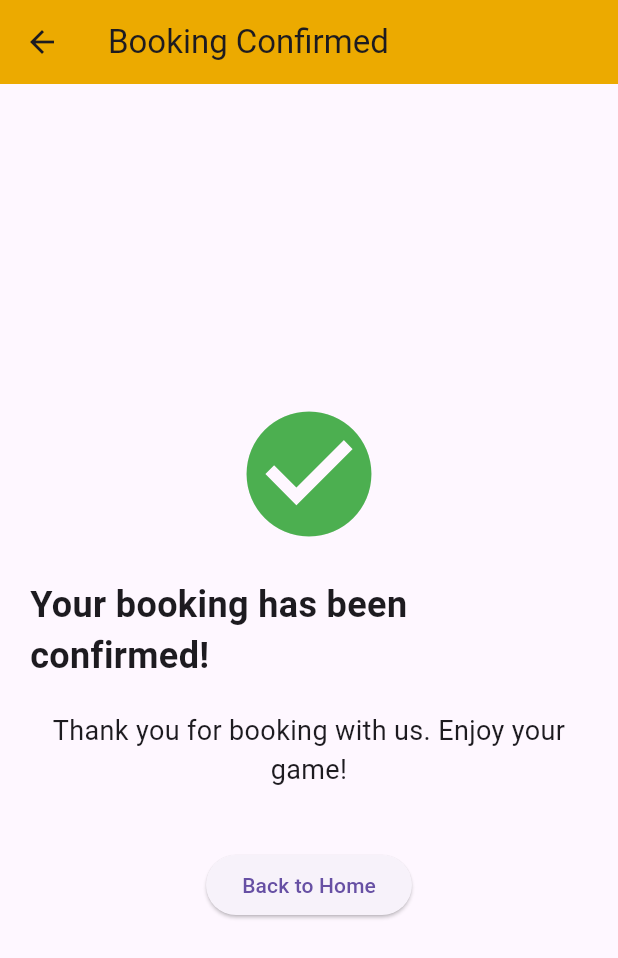
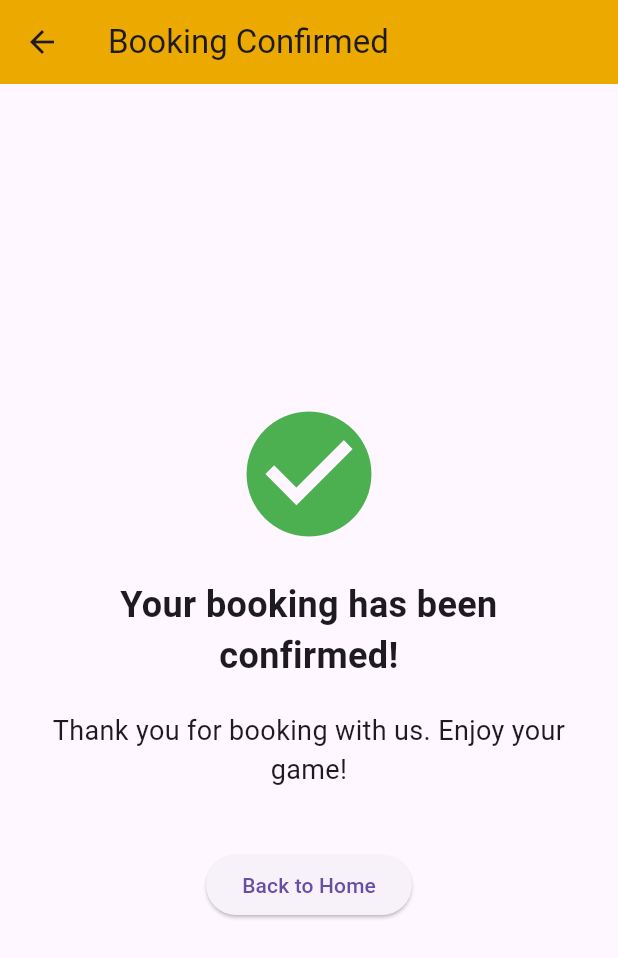
Before and after one commit to nuramirahathirahnazli/ByteBurst, a Flutter app: the BookingFormPage4 screen opened directly, on a phone screen of 412 x 824 dp. Shown: the top 958 px of the screen. Run offline on Flutter 3.47's test engine with Material 3 defaults, Android fonts, the light colour scheme and no system bars; our stand-ins replace cloud_firestore, firebase_auth, firebase_core, flutter_dotenv, table_calendar; missing offline and left inert: flutter_stripe; accounts and stored records are empty.

Commit message:
edit part booking confirmed

```diff
--- a/utmfit/lib/screens/user/Booking/bookingform.dart
+++ b/utmfit/lib/screens/user/Booking/bookingform.dart
@@ -548,6 +548,7 @@ class BookingFormPage4 extends StatelessWidget {
       body: Center(
         child: Padding(
           padding: const EdgeInsets.all(20.0),
+          child: Center(
             child: Column(
               mainAxisAlignment: MainAxisAlignment.center,
               children: [
@@ -559,6 +560,7 @@ class BookingFormPage4 extends StatelessWidget {
                 SizedBox(height: 20),
                 Text(
                   'Your booking has been confirmed!',
+                   textAlign: TextAlign.center,
                   style: TextStyle(
                     fontWeight: FontWeight.bold,
                     fontSize: 24,
@@ -582,6 +584,7 @@ class BookingFormPage4 extends StatelessWidget {
             ),
           ),
         ),
+      ),
     );
   }
 }
```
Lines whose indentation alone changed are shown as unchanged.
